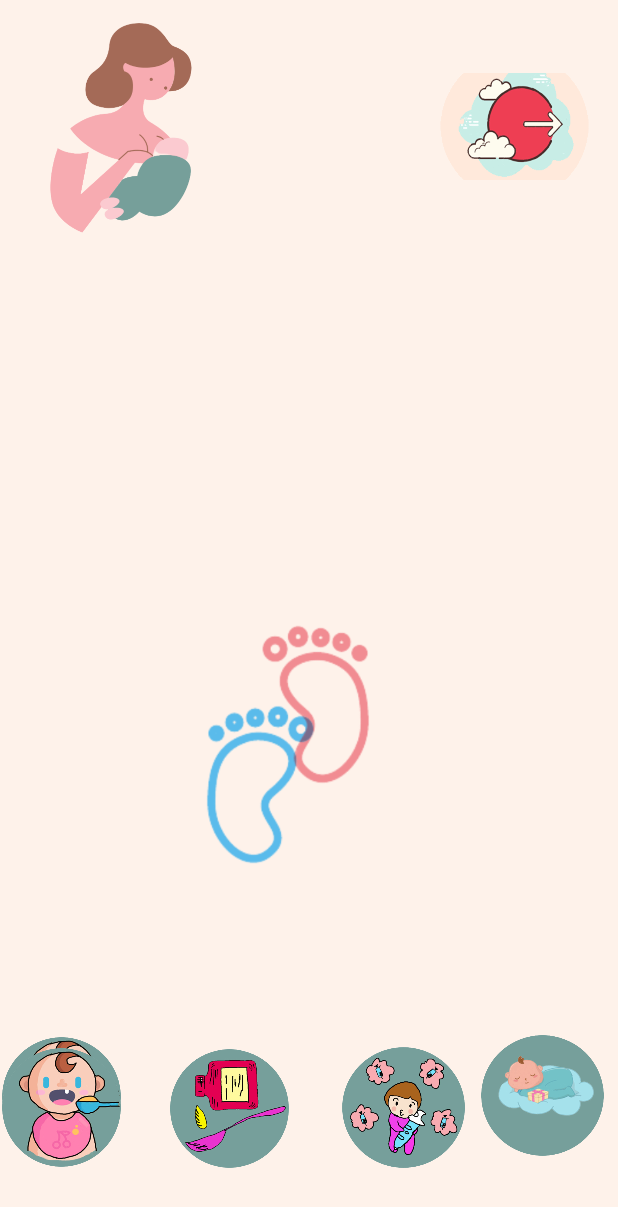
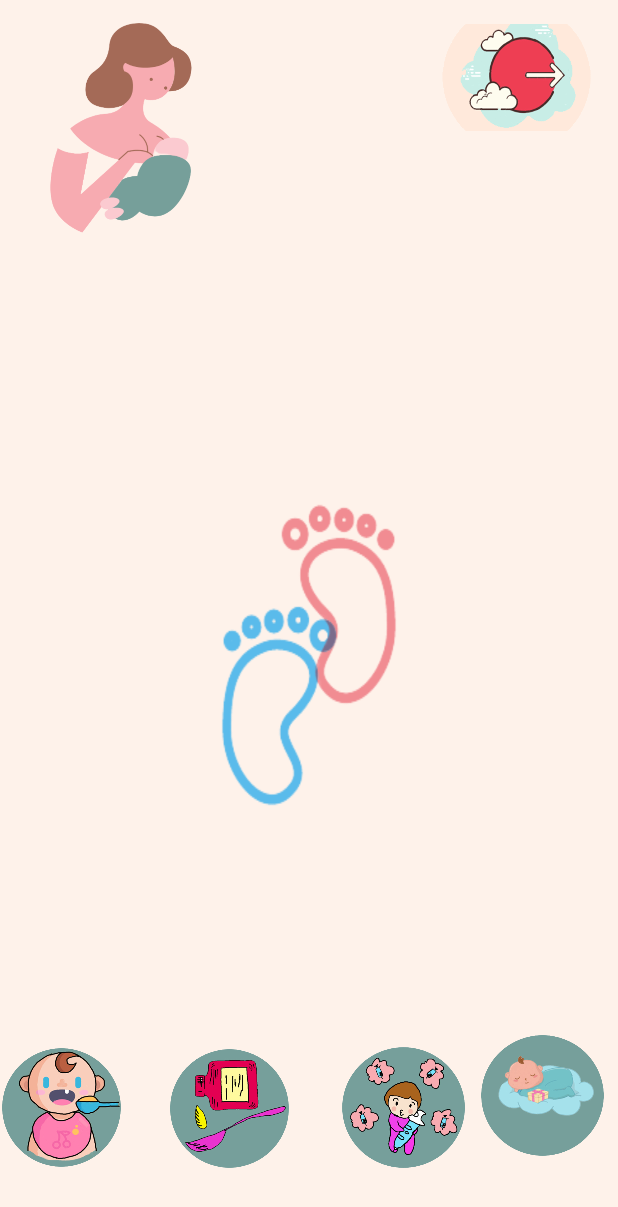
Before and after one commit to bontsdivina/CC107_Sat7301230Group1, an Android app: the Home1 screen opened directly, with no data from a screen before it, on a phone screen of 412 x 824 dp. Shown: the top 1207 px of the screen. Run offline under Robolectric (Android 15) with nearby library versions, the phone set to English and light mode, and no system bars.

Commit message:
Update activity_home1.xml

```diff
--- a/Group1_PROJECT/ANDROID/app/src/main/res/layout/activity_home1.xml
+++ b/Group1_PROJECT/ANDROID/app/src/main/res/layout/activity_home1.xml
@@ -8,32 +8,17 @@
     tools:context=".Home1">
 
 
-    <ImageButton
-        android:id="@+id/imageButton2"
-        android:layout_width="82dp"
-        android:layout_height="118dp"
-        android:layout_marginTop="520dp"
-        android:background="@drawable/round"
-        android:scaleType="fitCenter"
-        app:layout_constraintBottom_toBottomOf="parent"
-        app:layout_constraintEnd_toEndOf="parent"
-        app:layout_constraintHorizontal_bias="0.0"
-        app:layout_constraintStart_toStartOf="parent"
-        app:layout_constraintTop_toTopOf="@+id/imageView2"
-        app:layout_constraintVertical_bias="0.816"
-        app:srcCompat="@drawable/eating" />
-
     <ImageView
         android:id="@+id/imageView4"
-        android:layout_width="384dp"
-        android:layout_height="395dp"
+        android:layout_width="match_parent"
+        android:layout_height="wrap_content"
         android:scaleType="fitXY"
         app:layout_constraintBottom_toBottomOf="parent"
         app:layout_constraintEnd_toEndOf="parent"
-        app:layout_constraintHorizontal_bias="0.0"
+        app:layout_constraintHorizontal_bias="0.389"
         app:layout_constraintStart_toStartOf="parent"
         app:layout_constraintTop_toTopOf="parent"
-        app:layout_constraintVertical_bias="0.696"
+        app:layout_constraintVertical_bias="0.576"
         app:srcCompat="@drawable/footprints" />
 
     <ImageView
@@ -118,10 +103,10 @@
         android:scaleType="centerCrop"
         app:layout_constraintBottom_toTopOf="@+id/imageView4"
         app:layout_constraintEnd_toEndOf="parent"
-        app:layout_constraintHorizontal_bias="0.0"
+        app:layout_constraintHorizontal_bias="0.058"
         app:layout_constraintStart_toStartOf="parent"
         app:layout_constraintTop_toTopOf="parent"
-        app:layout_constraintVertical_bias="0.484"
+        app:layout_constraintVertical_bias="0.0"
         app:srcCompat="@drawable/logout" />
 
 </androidx.constraintlayout.widget.ConstraintLayout>
```
